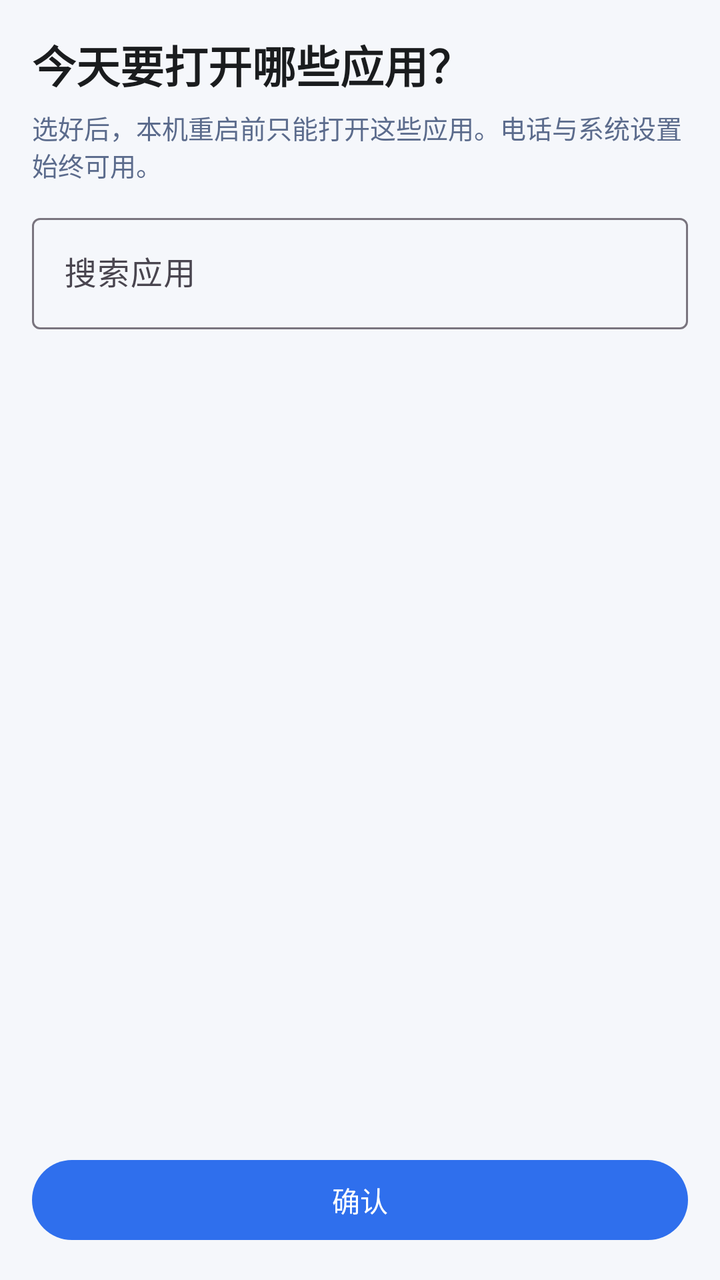
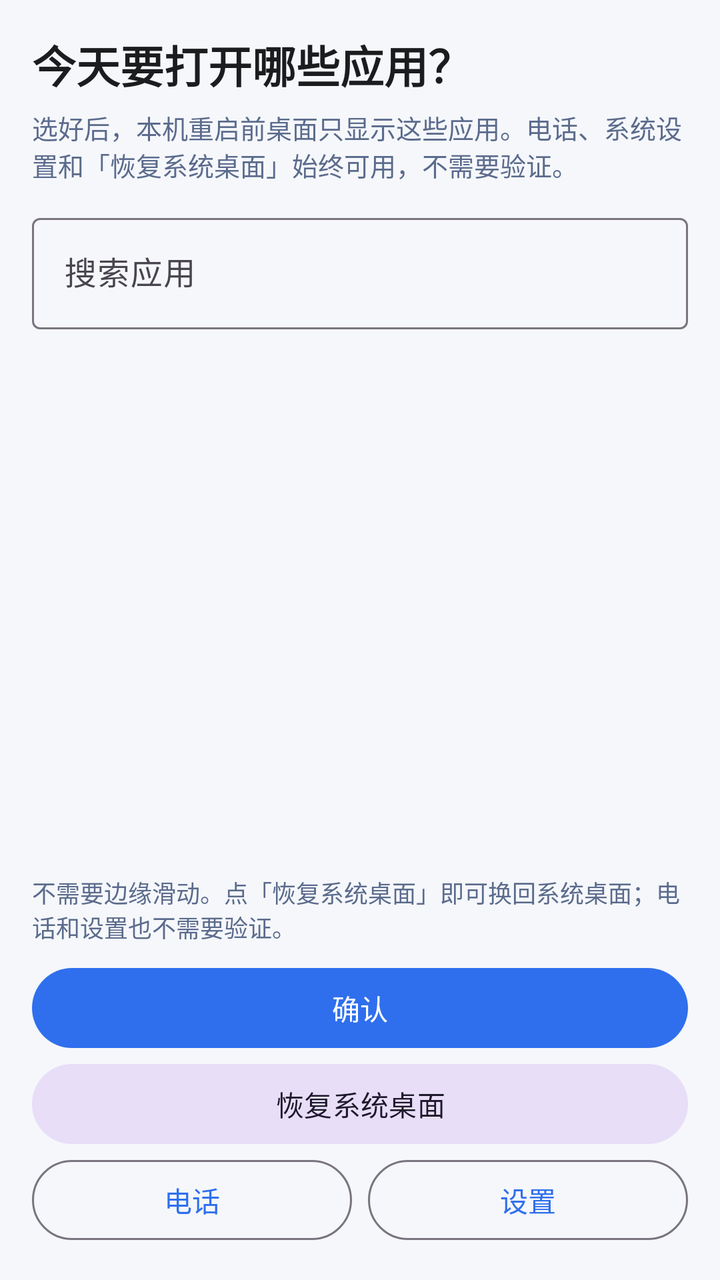

Before-and-after screenshots of an Android layout around one commit, followed by the original layout XML and the change that was made.
<!-- AndroidManifest.xml: activity theme Theme.FocusLauncher -->
<!-- res/layout/activity_select_apps.xml -->
<?xml version="1.0" encoding="utf-8"?>
<androidx.constraintlayout.widget.ConstraintLayout xmlns:android="http://schemas.android.com/apk/res/android"
    xmlns:app="http://schemas.android.com/apk/res-auto"
    android:layout_width="match_parent"
    android:layout_height="match_parent"
    android:padding="16dp">

    <TextView
        android:id="@+id/titleText"
        android:layout_width="0dp"
        android:layout_height="wrap_content"
        android:text="@string/select_title"
        android:textColor="@color/md_theme_on_surface"
        android:textSize="22sp"
        android:textStyle="bold"
        app:layout_constraintEnd_toEndOf="parent"
        app:layout_constraintStart_toStartOf="parent"
        app:layout_constraintTop_toTopOf="parent" />

    <TextView
        android:id="@+id/subtitleText"
        android:layout_width="0dp"
        android:layout_height="wrap_content"
        android:layout_marginTop="6dp"
        android:text="@string/select_subtitle"
        android:textColor="@color/md_theme_secondary"
        android:textSize="13sp"
        app:layout_constraintEnd_toEndOf="parent"
        app:layout_constraintStart_toStartOf="parent"
        app:layout_constraintTop_toBottomOf="@id/titleText" />

    <com.google.android.material.textfield.TextInputLayout
        android:id="@+id/searchLayout"
        style="@style/Widget.Material3.TextInputLayout.OutlinedBox"
        android:layout_width="0dp"
        android:layout_height="wrap_content"
        android:layout_marginTop="12dp"
        android:hint="@string/search_hint"
        app:layout_constraintEnd_toEndOf="parent"
        app:layout_constraintStart_toStartOf="parent"
        app:layout_constraintTop_toBottomOf="@id/subtitleText">

        <com.google.android.material.textfield.TextInputEditText
            android:id="@+id/searchInput"
            android:layout_width="match_parent"
            android:layout_height="wrap_content"
            android:imeOptions="actionSearch"
            android:inputType="text"
            android:maxLines="1" />
    </com.google.android.material.textfield.TextInputLayout>

    <TextView
        android:id="@+id/countText"
        android:layout_width="0dp"
        android:layout_height="wrap_content"
        android:layout_marginTop="8dp"
        android:textColor="@color/md_theme_secondary"
        android:textSize="13sp"
        app:layout_constraintEnd_toEndOf="parent"
        app:layout_constraintStart_toStartOf="parent"
        app:layout_constraintTop_toBottomOf="@id/searchLayout" />

    <androidx.recyclerview.widget.RecyclerView
        android:id="@+id/appsList"
        android:layout_width="0dp"
        android:layout_height="0dp"
        android:layout_marginTop="8dp"
        android:clipToPadding="false"
        android:paddingBottom="8dp"
        app:layout_constraintBottom_toTopOf="@id/confirmButton"
        app:layout_constraintEnd_toEndOf="parent"
        app:layout_constraintStart_toStartOf="parent"
        app:layout_constraintTop_toBottomOf="@id/countText" />

    <com.google.android.material.button.MaterialButton
        android:id="@+id/confirmButton"
        android:layout_width="0dp"
        android:layout_height="wrap_content"
        android:text="@string/confirm"
        app:layout_constraintBottom_toBottomOf="parent"
        app:layout_constraintEnd_toEndOf="parent"
        app:layout_constraintStart_toStartOf="parent" />

</androidx.constraintlayout.widget.ConstraintLayout>
<!-- resources referenced by this layout -->
<resources>
  <color name="md_theme_on_surface">#1A1C1E</color>
  <color name="md_theme_secondary">#5B6B8C</color>
  <string name="confirm">确认</string>
  <string name="search_hint">搜索应用</string>
  <string name="select_subtitle">选好后，本机重启前只能打开这些应用。电话与系统设置始终可用。</string>
  <string name="select_title">今天要打开哪些应用？</string>
  <style name="Theme.FocusLauncher" parent="Theme.Material3.Light.NoActionBar">
          <item name="colorPrimary">@color/md_theme_primary</item>
          <item name="colorOnPrimary">@color/md_theme_on_primary</item>
          <item name="colorSecondary">@color/md_theme_secondary</item>
          <item name="android:statusBarColor">@color/md_theme_background</item>
          <item name="android:navigationBarColor">@color/md_theme_surface</item>
          <item name="android:windowLightStatusBar">true</item>
          <item name="android:windowBackground">@color/md_theme_background</item>
      </style>
  <color name="md_theme_primary">#2F6FED</color>
  <color name="md_theme_on_primary">#FFFFFF</color>
  <color name="md_theme_background">#F5F7FB</color>
  <color name="md_theme_surface">#FFFFFF</color>
</resources>

<!-- the commit's change to res/layout/activity_select_apps.xml (unified diff, before → after) -->
@@ -67,18 +67,69 @@
         android:layout_marginTop="8dp"
         android:clipToPadding="false"
         android:paddingBottom="8dp"
-        app:layout_constraintBottom_toTopOf="@id/confirmButton"
+        app:layout_constraintBottom_toTopOf="@id/restoreHint"
         app:layout_constraintEnd_toEndOf="parent"
         app:layout_constraintStart_toStartOf="parent"
         app:layout_constraintTop_toBottomOf="@id/countText" />
+
+    <TextView
+        android:id="@+id/restoreHint"
+        android:layout_width="0dp"
+        android:layout_height="wrap_content"
+        android:layout_marginBottom="8dp"
+        android:text="@string/select_restore_hint"
+        android:textColor="@color/md_theme_secondary"
+        android:textSize="12sp"
+        app:layout_constraintBottom_toTopOf="@id/confirmButton"
+        app:layout_constraintEnd_toEndOf="parent"
+        app:layout_constraintStart_toStartOf="parent" />
 
     <com.google.android.material.button.MaterialButton
         android:id="@+id/confirmButton"
         android:layout_width="0dp"
         android:layout_height="wrap_content"
         android:text="@string/confirm"
-        app:layout_constraintBottom_toBottomOf="parent"
+        app:layout_constraintBottom_toTopOf="@id/restoreButton"
         app:layout_constraintEnd_toEndOf="parent"
         app:layout_constraintStart_toStartOf="parent" />
 
+    <com.google.android.material.button.MaterialButton
+        android:id="@+id/restoreButton"
+        style="@style/Widget.Material3.Button.TonalButton"
+        android:layout_width="0dp"
+        android:layout_height="wrap_content"
+        android:layout_marginTop="4dp"
+        android:text="@string/exit_launcher"
+        app:layout_constraintBottom_toTopOf="@id/selectEscapeRow"
+        app:layout_constraintEnd_toEndOf="parent"
+        app:layout_constraintStart_toStartOf="parent" />
+
+    <LinearLayout
+        android:id="@+id/selectEscapeRow"
+        android:layout_width="0dp"
+        android:layout_height="wrap_content"
+        android:gravity="center"
+        android:orientation="horizontal"
+        app:layout_constraintBottom_toBottomOf="parent"
+        app:layout_constraintEnd_toEndOf="parent"
+        app:layout_constraintStart_toStartOf="parent">
+
+        <com.google.android.material.button.MaterialButton
+            android:id="@+id/phoneButton"
+            style="@style/Widget.Material3.Button.OutlinedButton"
+            android:layout_width="0dp"
+            android:layout_height="wrap_content"
+            android:layout_marginEnd="8dp"
+            android:layout_weight="1"
+            android:text="@string/escape_phone" />
+
+        <com.google.android.material.button.MaterialButton
+            android:id="@+id/settingsButton"
+            style="@style/Widget.Material3.Button.OutlinedButton"
+            android:layout_width="0dp"
+            android:layout_height="wrap_content"
+            android:layout_weight="1"
+            android:text="@string/escape_settings" />
+    </LinearLayout>
+
 </androidx.constraintlayout.widget.ConstraintLayout>
<!-- resource entries referenced after the edit -->
@@ -3,21 +3,30 @@
   <color name="md_theme_on_surface">#1A1C1E</color>
   <color name="md_theme_secondary">#5B6B8C</color>
   <string name="confirm">确认</string>
+  <string name="escape_phone">电话</string>
+  <string name="escape_settings">设置</string>
+  <string name="exit_launcher">恢复系统桌面</string>
   <string name="search_hint">搜索应用</string>
-  <string name="select_subtitle">选好后，本机重启前只能打开这些应用。电话与系统设置始终可用。</string>
+  <string name="select_restore_hint">不需要边缘滑动。点「恢复系统桌面」即可换回系统桌面；电话和设置也不需要验证。</string>
+  <string name="select_subtitle">选好后，本机重启前桌面只显示这些应用。电话、系统设置和「恢复系统桌面」始终可用，不需要验证。</string>
   <string name="select_title">今天要打开哪些应用？</string>
   <style name="Theme.FocusLauncher" parent="Theme.Material3.Light.NoActionBar">
           <item name="colorPrimary">@color/md_theme_primary</item>
           <item name="colorOnPrimary">@color/md_theme_on_primary</item>
           <item name="colorSecondary">@color/md_theme_secondary</item>
           <item name="android:statusBarColor">@color/md_theme_background</item>
-          <item name="android:navigationBarColor">@color/md_theme_surface</item>
+          <item name="android:navigationBarColor">@color/md_theme_background</item>
           <item name="android:windowLightStatusBar">true</item>
+          <item name="android:windowLightNavigationBar">true</item>
+          <item name="android:windowFullscreen">false</item>
+          <item name="android:windowTranslucentStatus">false</item>
+          <item name="android:windowTranslucentNavigation">false</item>
+          <item name="android:windowDrawsSystemBarBackgrounds">true</item>
+          <item name="android:windowLayoutInDisplayCutoutMode">shortEdges</item>
           <item name="android:windowBackground">@color/md_theme_background</item>
       </style>
   <color name="md_theme_primary">#2F6FED</color>
   <color name="md_theme_on_primary">#FFFFFF</color>
   <color name="md_theme_background">#F5F7FB</color>
-  <color name="md_theme_surface">#FFFFFF</color>
 </resources>
 
